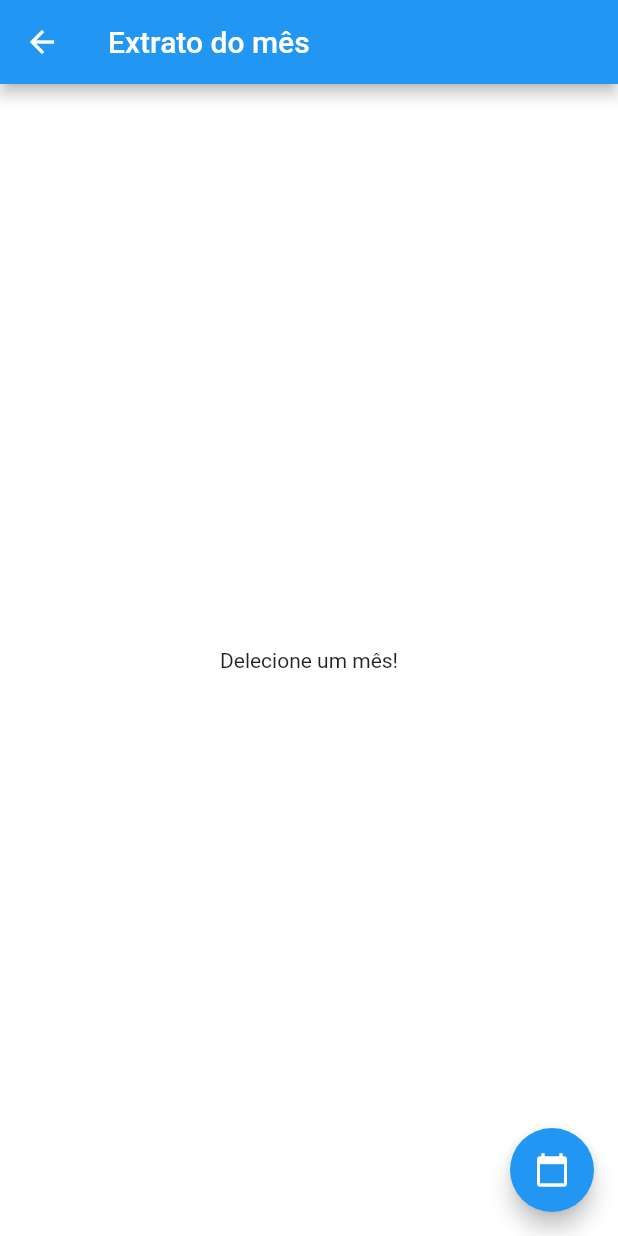
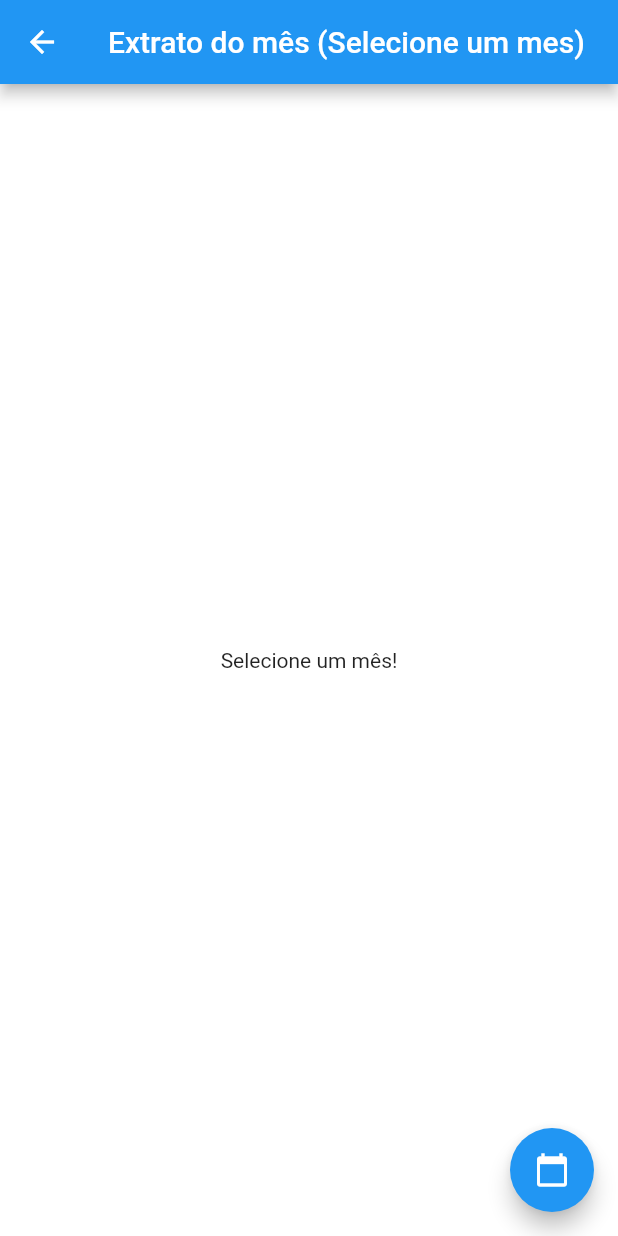
Before and after one commit to kelvinalmeida/oxe_backing, a Flutter app: the Extrato screen opened directly, on a phone screen of 412 x 824 dp. Run offline on Flutter 3.47's test engine with Material 2 defaults, Android fonts, the light colour scheme and no system bars; our stand-ins replace month_picker_dialog; missing offline and left inert: dart:ffi.

Commit message:
extrato up

```diff
--- a/lib/screens/extrato.dart
+++ b/lib/screens/extrato.dart
@@ -2,6 +2,7 @@ import 'dart:ffi';
 
 import 'package:flutter/material.dart';
 import 'package:month_picker_dialog/month_picker_dialog.dart';
+import 'package:oxe_backing/widgets/ExtratoItem.dart';
 
 class Extrato extends StatefulWidget {
   const Extrato({super.key});
@@ -13,8 +14,16 @@ class Extrato extends StatefulWidget {
 class _ExtratoState extends State<Extrato> {
   String? mesSelecionado;
   Widget? mainContent = const Center(
-    child: Text('Delecione um mês!'),
+    child: Text('Selecione um mês!'),
   );
+
+  List<Map<String, String>> extrato = [
+    {'data': '10/03/2023', 'tipo': 'Saque com Cartão', 'quantia': '235'},
+    {'data': '11/03/2023', 'tipo': 'Depósito', 'quantia': '505'},
+    {'data': '13/03/2023', 'tipo': 'Saque com Cartão', 'quantia': '355'},
+    {'data': '14/03/2023', 'tipo': 'Saque com Cartão', 'quantia': '600'},
+    {'data': '16/03/2023', 'tipo': 'Depósito', 'quantia': '80'},
+  ];
 
   @override
   Widget build(BuildContext context) {
@@ -38,12 +47,13 @@ class _ExtratoState extends State<Extrato> {
           ),
         ),
         appBar: AppBar(
-        title: Text('Extrato do mês ${mesSelecionado ?? ''}'),
+          title:
+              Text('Extrato do mês ${mesSelecionado ?? '(Selecione um mes)'}'),
         ),
         body: mainContent ??
-          const Column(
-            children: [],
-          ),
-    );
+            ListView.builder(
+                itemCount: extrato.length,
+                itemBuilder: (ctx, i) =>
+                    ExtratoItem(extrato: extrato, index: i)));
   }
 }
```
Also changed, not shown: lib/widgets/ExtratoItem.dart (added, +28 -0 lines). Lines whose indentation alone changed are shown as unchanged.
